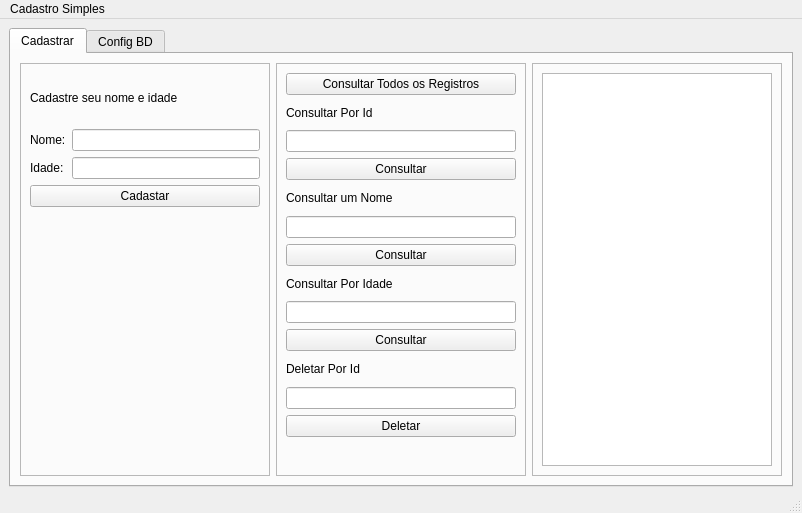
Before: the Qt Designer form mainwindow.ui in Fat83dotcom/exemploCadastroSQL-, drawn with Qt 5.
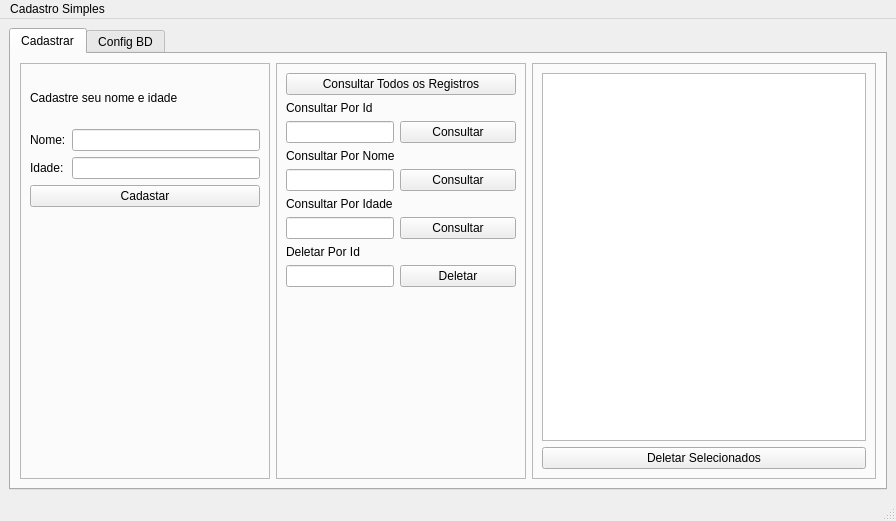
After: the same form once the commit is applied. Icons and pictures are not drawn.

Commit message: Alterações na interface - sem comentarios especificos

Diff of the .ui file:
```diff
--- a/mainwindow.ui
+++ b/mainwindow.ui
@@ -6,12 +6,12 @@
    <rect>
     <x>0</x>
     <y>0</y>
-    <width>802</width>
-    <height>513</height>
+    <width>896</width>
+    <height>521</height>
    </rect>
   </property>
   <property name="sizePolicy">
-   <sizepolicy hsizetype="Expanding" vsizetype="Expanding">
+   <sizepolicy hsizetype="Preferred" vsizetype="Preferred">
     <horstretch>0</horstretch>
     <verstretch>0</verstretch>
    </sizepolicy>
@@ -23,15 +23,9 @@
    <enum>QTabWidget::Rounded</enum>
   </property>
   <widget class="QWidget" name="centralwidget">
+   <layout class="QHBoxLayout" name="horizontalLayout_4">
+    <item>
    <widget class="QTabWidget" name="tabWidgetCadastro">
-    <property name="geometry">
-     <rect>
-      <x>9</x>
-      <y>9</y>
-      <width>784</width>
-      <height>459</height>
-     </rect>
-    </property>
     <property name="sizePolicy">
      <sizepolicy hsizetype="Preferred" vsizetype="Preferred">
       <horstretch>0</horstretch>
@@ -118,6 +112,9 @@
            <property name="text">
             <string>&lt;html&gt;&lt;head/&gt;&lt;body&gt;&lt;p align=&quot;center&quot;&gt;&lt;br/&gt;&lt;/p&gt;&lt;/body&gt;&lt;/html&gt;</string>
            </property>
+             <property name="alignment">
+              <set>Qt::AlignCenter</set>
+             </property>
           </widget>
          </item>
         </layout>
@@ -145,20 +142,22 @@
         </property>
         <layout class="QVBoxLayout" name="verticalLayout">
          <item>
+            <layout class="QFormLayout" name="formLayout">
+             <item row="0" column="0" colspan="2">
           <widget class="QPushButton" name="btnConsultaAll">
            <property name="text">
             <string>Consultar Todos os Registros</string>
            </property>
           </widget>
          </item>
-         <item>
+             <item row="1" column="0" colspan="2">
           <widget class="QLabel" name="label_7">
            <property name="text">
             <string>Consultar Por Id</string>
            </property>
           </widget>
          </item>
-         <item>
+             <item row="2" column="0">
           <widget class="QLineEdit" name="entraConsultaId">
            <property name="sizePolicy">
             <sizepolicy hsizetype="Preferred" vsizetype="Fixed">
@@ -168,69 +167,74 @@
            </property>
           </widget>
          </item>
-         <item>
+             <item row="2" column="1">
           <widget class="QPushButton" name="btnConsultaId">
            <property name="text">
             <string>Consultar</string>
            </property>
           </widget>
          </item>
-         <item>
+             <item row="3" column="0" colspan="2">
           <widget class="QLabel" name="label_8">
            <property name="text">
-            <string>Consultar um Nome</string>
+                <string>Consultar Por Nome</string>
            </property>
           </widget>
          </item>
-         <item>
+             <item row="4" column="0">
           <widget class="QLineEdit" name="entraConsultaNome"/>
          </item>
-         <item>
+             <item row="4" column="1">
           <widget class="QPushButton" name="btnConsultaNome">
            <property name="text">
             <string>Consultar</string>
            </property>
           </widget>
          </item>
-         <item>
+             <item row="5" column="0" colspan="2">
           <widget class="QLabel" name="label_9">
            <property name="text">
             <string>Consultar Por Idade</string>
            </property>
           </widget>
          </item>
-         <item>
+             <item row="6" column="0">
           <widget class="QLineEdit" name="entraConsultaIdade"/>
          </item>
-         <item>
+             <item row="6" column="1">
           <widget class="QPushButton" name="btnConsultaIdade">
            <property name="text">
             <string>Consultar</string>
            </property>
           </widget>
          </item>
-         <item>
+             <item row="7" column="0" colspan="2">
           <widget class="QLabel" name="label_10">
            <property name="text">
             <string>Deletar Por Id</string>
            </property>
           </widget>
          </item>
-         <item>
+             <item row="8" column="0">
           <widget class="QLineEdit" name="entraIdDelete"/>
          </item>
-         <item>
+             <item row="8" column="1">
           <widget class="QPushButton" name="btnDeletar">
            <property name="text">
             <string>Deletar</string>
            </property>
           </widget>
          </item>
+            </layout>
+           </item>
          <item>
           <widget class="QLabel" name="label_4">
            <property name="text">
             <string/>
            </property>
+             <property name="alignment">
+              <set>Qt::AlignCenter</set>
+             </property>
           </widget>
          </item>
         </layout>
@@ -256,7 +260,7 @@
         <property name="frameShadow">
          <enum>QFrame::Raised</enum>
         </property>
-        <layout class="QHBoxLayout" name="horizontalLayout">
+          <layout class="QVBoxLayout" name="verticalLayout_3">
          <item>
           <widget class="QTableView" name="tabelaReultadoQuery">
            <property name="sizePolicy">
@@ -265,12 +269,34 @@
              <verstretch>0</verstretch>
             </sizepolicy>
            </property>
+             <property name="frameShadow">
+              <enum>QFrame::Raised</enum>
+             </property>
+             <property name="lineWidth">
+              <number>3</number>
+             </property>
+             <property name="sizeAdjustPolicy">
+              <enum>QAbstractScrollArea::AdjustToContentsOnFirstShow</enum>
+             </property>
            <property name="alternatingRowColors">
             <bool>true</bool>
            </property>
            <property name="selectionBehavior">
             <enum>QAbstractItemView::SelectRows</enum>
            </property>
+             <property name="textElideMode">
+              <enum>Qt::ElideMiddle</enum>
+             </property>
+             <attribute name="horizontalHeaderCascadingSectionResizes">
+              <bool>true</bool>
+             </attribute>
+            </widget>
+           </item>
+           <item>
+            <widget class="QPushButton" name="btnDeletarSelecionados">
+             <property name="text">
+              <string>Deletar Selecionados</string>
+             </property>
           </widget>
          </item>
         </layout>
@@ -421,13 +447,15 @@
      </layout>
     </widget>
    </widget>
+    </item>
+   </layout>
   </widget>
   <widget class="QMenuBar" name="menubar">
    <property name="geometry">
     <rect>
      <x>0</x>
      <y>0</y>
-     <width>802</width>
+     <width>896</width>
      <height>22</height>
     </rect>
    </property>
```
Left out of the diff: 23 changed lines with no effect on the pictures. Lines whose indentation alone changed are shown as unchanged.
